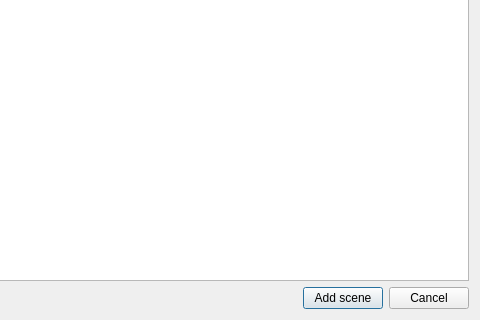
Above: pordb_show_iafd_data.ui from hwmay/pordb3 before the change; both pictures show x 680 to 1160 and y 291 to 611 of the 1160 by 611 pixel window. Below: the same form after it.
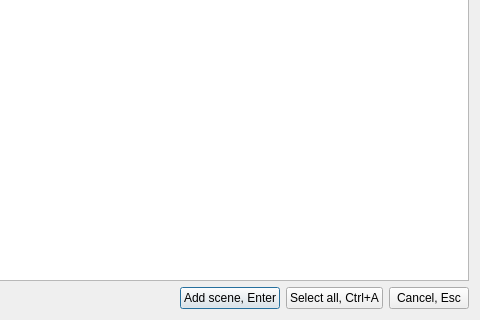
That is the form after the change. Icons and pictures are not drawn.

Commit message: New function: Button for selecting all items added in adding scenes from IAFD

The edit to the form file:
```diff
--- a/pordb_show_iafd_data.ui
+++ b/pordb_show_iafd_data.ui
@@ -43,17 +43,39 @@
      <item>
       <widget class="QPushButton" name="pushButtonOK">
        <property name="text">
-        <string>Add scene</string>
+        <string>Add scene, Enter</string>
+       </property>
+       <property name="icon">
+        <iconset>
+         <normaloff>pypordb/add.svg</normaloff>pypordb/add.svg</iconset>
        </property>
        <property name="default">
         <bool>true</bool>
        </property>
       </widget>
      </item>
+     <item>
+      <widget class="QPushButton" name="pushButtonSelectAll">
+       <property name="text">
+        <string>Select all, Ctrl+A</string>
+       </property>
+       <property name="icon">
+        <iconset>
+         <normaloff>pypordb/select-all.svg</normaloff>pypordb/select-all.svg</iconset>
+       </property>
+       <property name="shortcut">
+        <string>Ctrl+A</string>
+       </property>
+      </widget>
+     </item>
      <item>
       <widget class="QPushButton" name="pushButtonCancel">
        <property name="text">
-        <string>Cancel</string>
+        <string>Cancel, Esc</string>
+       </property>
+       <property name="icon">
+        <iconset>
+         <normaloff>pypordb/cancel.gif</normaloff>pypordb/cancel.gif</iconset>
        </property>
       </widget>
      </item>
```
The commit also changes 4 other files.
